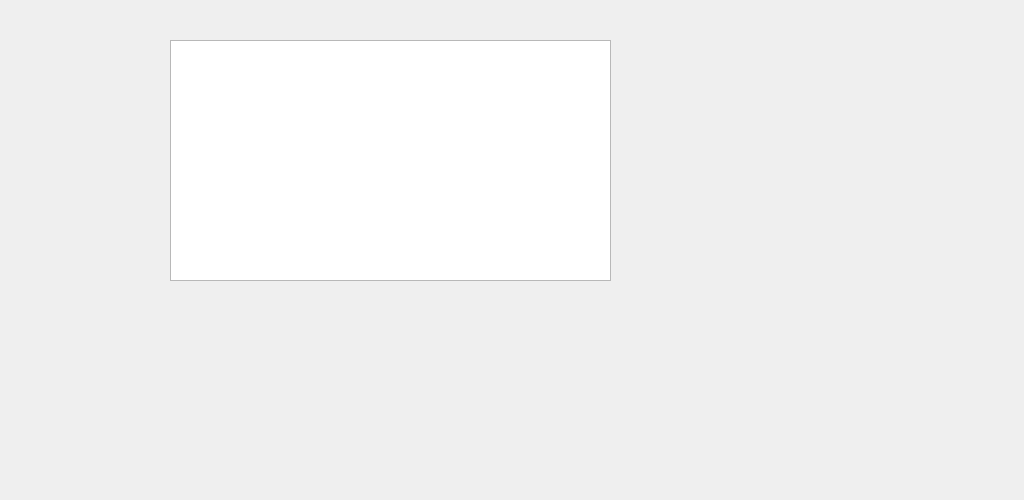
Qt form KeyboardDemo/keyboarddemo.ui (qq936859639/test2) before a commit.
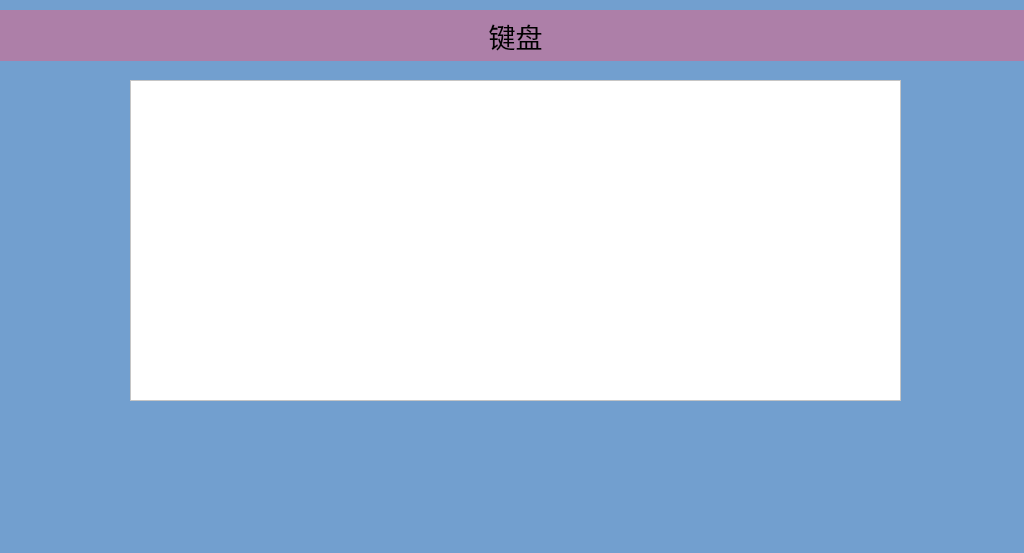
The same form after that commit.

Diff of the .ui file:
```diff
--- a/KeyboardDemo/keyboarddemo.ui
+++ b/KeyboardDemo/keyboarddemo.ui
@@ -7,20 +7,62 @@
     <x>0</x>
     <y>0</y>
     <width>1024</width>
-    <height>500</height>
+    <height>553</height>
    </rect>
   </property>
   <property name="windowTitle">
-   <string>Form</string>
+   <string>KeyboardDemo</string>
+  </property>
+  <property name="styleSheet">
+   <string notr="true">background-color: rgb(114, 159, 207);</string>
   </property>
   <widget class="QTextEdit" name="textEdit">
    <property name="geometry">
     <rect>
-     <x>170</x>
-     <y>40</y>
-     <width>441</width>
-     <height>241</height>
+     <x>130</x>
+     <y>80</y>
+     <width>771</width>
+     <height>321</height>
     </rect>
+   </property>
+   <property name="font">
+    <font>
+     <pointsize>16</pointsize>
+    </font>
+   </property>
+   <property name="styleSheet">
+    <string notr="true">background-color: rgb(255, 255, 255);</string>
+   </property>
+   <property name="html">
+    <string>&lt;!DOCTYPE HTML PUBLIC &quot;-//W3C//DTD HTML 4.0//EN&quot; &quot;http://www.w3.org/TR/REC-html40/strict.dtd&quot;&gt;
+&lt;html&gt;&lt;head&gt;&lt;meta name=&quot;qrichtext&quot; content=&quot;1&quot; /&gt;&lt;style type=&quot;text/css&quot;&gt;
+p, li { white-space: pre-wrap; }
+&lt;/style&gt;&lt;/head&gt;&lt;body style=&quot; font-family:'Ubuntu'; font-size:16pt; font-weight:400; font-style:normal;&quot;&gt;
+&lt;p style=&quot;-qt-paragraph-type:empty; margin-top:0px; margin-bottom:0px; margin-left:0px; margin-right:0px; -qt-block-indent:0; text-indent:0px;&quot;&gt;&lt;br /&gt;&lt;/p&gt;&lt;/body&gt;&lt;/html&gt;</string>
+   </property>
+  </widget>
+  <widget class="QLabel" name="label">
+   <property name="geometry">
+    <rect>
+     <x>0</x>
+     <y>10</y>
+     <width>1031</width>
+     <height>51</height>
+    </rect>
+   </property>
+   <property name="font">
+    <font>
+     <pointsize>20</pointsize>
+    </font>
+   </property>
+   <property name="styleSheet">
+    <string notr="true">background-color: rgb(173, 127, 168);</string>
+   </property>
+   <property name="text">
+    <string>键盘</string>
+   </property>
+   <property name="alignment">
+    <set>Qt::AlignCenter</set>
    </property>
   </widget>
  </widget>
```
